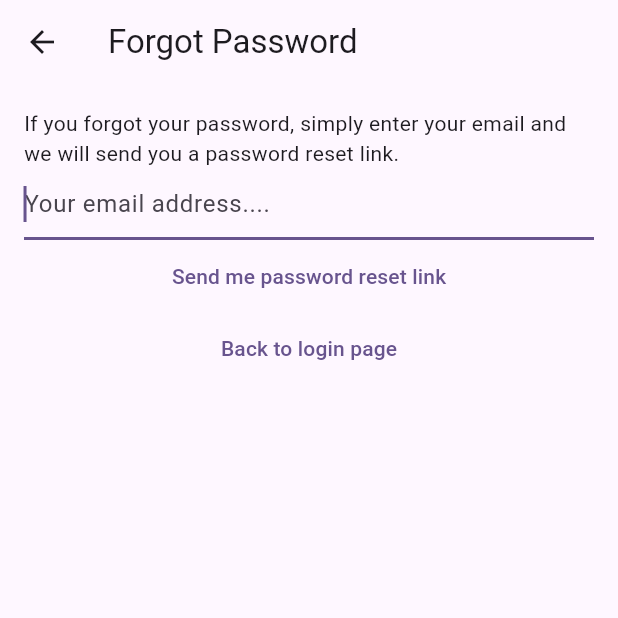
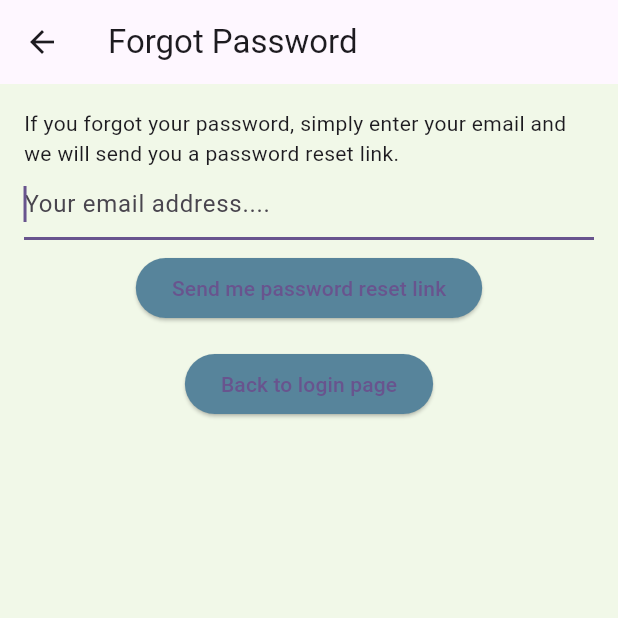
Before and after one commit to NathanTh3Gr3at/ITPV302_Project, a Flutter app: the ForgotPasswordView screen opened directly, on a phone screen of 412 x 824 dp, the top half of it. Run offline on Flutter 3.47's test engine with Material 3 defaults, Android fonts, the light colour scheme and no system bars; our stand-ins replace bloc, equatable, firebase_auth, firebase_core, flutter_bloc, material_design_icons_flutter; accounts and stored records are empty.

Commit message:
Added colors.dart and button_colors.dart and made references to it

```diff
--- a/ThymeToCook/thyme_to_cook/lib/helpers/loading/loading_screen.dart
+++ b/ThymeToCook/thyme_to_cook/lib/helpers/loading/loading_screen.dart
@@ -2,6 +2,7 @@ import 'dart:async';
 
 import 'package:flutter/material.dart';
 import 'package:thyme_to_cook/helpers/loading/loading_screen_controller.dart';
+import 'package:thyme_to_cook/themes/colors/colors.dart';
 
 class LoadingScreen {
   static final LoadingScreen _shared = LoadingScreen._sharedInstance();
@@ -41,7 +42,7 @@ class LoadingScreen {
     final overlay = OverlayEntry(
       builder: (context) {
         return Material(
-          color: Colors.black.withAlpha(150),
+          color: loadingScreenColor.withAlpha(150),
           child: Center(
             child: Container(
               constraints: BoxConstraints(
--- a/ThymeToCook/thyme_to_cook/lib/main.dart
+++ b/ThymeToCook/thyme_to_cook/lib/main.dart
@@ -7,8 +7,6 @@ import 'package:thyme_to_cook/services/auth/bloc/auth_event.dart';
 import 'package:thyme_to_cook/services/auth/bloc/auth_state.dart';
 import 'package:thyme_to_cook/services/auth/firebase_auth_provider.dart';
 import 'package:thyme_to_cook/views/main_navigation.dart';
-import 'package:thyme_to_cook/views/register_login_section/login_view.dart';
-import 'package:thyme_to_cook/views/register_login_section/register_view.dart';
 
 void main() {
   WidgetsFlutterBinding.ensureInitialized();
--- a/ThymeToCook/thyme_to_cook/lib/models/category_model.dart
+++ b/ThymeToCook/thyme_to_cook/lib/models/category_model.dart
@@ -1,4 +1,5 @@
 import 'package:flutter/material.dart';
+import 'package:thyme_to_cook/themes/colors/colors.dart';
 
 class CategoryModel {
   String name;
@@ -15,7 +16,7 @@ class CategoryModel {
 
 static List<CategoryModel> getCategories() {
   // change recomendation box color here
-  const color = Color.fromARGB(255, 176, 255, 197);
+  const color = recTileColor;
   List<CategoryModel> categories = [];
 
     // 5 in placeholder
--- a/ThymeToCook/thyme_to_cook/lib/models/recipe_viewed.dart
+++ b/ThymeToCook/thyme_to_cook/lib/models/recipe_viewed.dart
@@ -1,4 +1,5 @@
 import 'package:flutter/material.dart';
+import 'package:thyme_to_cook/themes/colors/colors.dart';
 
 class ViewedRecipeModel {
   String name;
@@ -17,7 +18,7 @@ class ViewedRecipeModel {
   });
 
   static List <ViewedRecipeModel> getRecipes() {
-    const color = Color.fromARGB(255, 157, 229, 255);
+    const color = recentlyViewedTileColor;
     List <ViewedRecipeModel> recipes = [];
 
     // placeholder logic
--- /dev/null
+++ b/ThymeToCook/thyme_to_cook/lib/themes/colors/button_colors.dart
@@ -0,0 +1,6 @@
+
+import 'package:flutter/material.dart';
+
+const mainButtonColor=Color.fromARGB(255, 87, 132, 155);
+
+const editProfileButton=Color.fromARGB(181, 255, 255, 255);
--- a/ThymeToCook/thyme_to_cook/lib/utilities/dialogs/generic_dialog.dart
+++ b/ThymeToCook/thyme_to_cook/lib/utilities/dialogs/generic_dialog.dart
@@ -1,4 +1,5 @@
 import 'package:flutter/material.dart';
+import 'package:thyme_to_cook/themes/colors/colors.dart';
 
 typedef DialogOptionBuilder<T> = Map<String, T?> Function();
 Future<T?> showGenericDialog<T>({
@@ -12,6 +13,7 @@ Future<T?> showGenericDialog<T>({
     context: context,
     builder: (context) {
       return AlertDialog(
+        backgroundColor: dialogBackground,
         title: Text(title),
         content: Text(content),
         actions: options.keys.map(
--- a/ThymeToCook/thyme_to_cook/lib/views/grocery_list_screen/grocery_list_view.dart
+++ b/ThymeToCook/thyme_to_cook/lib/views/grocery_list_screen/grocery_list_view.dart
@@ -4,6 +4,7 @@ import 'package:thyme_to_cook/enums/menu_action.dart';
 import 'package:thyme_to_cook/navigation/bottom_nav_bar.dart';
 import 'package:thyme_to_cook/services/auth/bloc/auth_bloc.dart';
 import 'package:thyme_to_cook/services/auth/bloc/auth_event.dart';
+import 'package:thyme_to_cook/themes/colors/colors.dart';
 import 'package:thyme_to_cook/utilities/dialogs/logout_dialog.dart';
 import 'package:thyme_to_cook/views/profile_screen/profile_view.dart';
 import 'package:thyme_to_cook/views/settings_screen/settings_view.dart';
@@ -19,7 +20,7 @@ class _GroceryListViewState extends State<GroceryListView> {
   @override
   Widget build(BuildContext context) {
     return Scaffold(
-      backgroundColor: const Color.fromARGB(255, 255, 254, 247),
+      backgroundColor: mainBackground,
       appBar: AppBar(
         title: const Text(
           "Grocery List",
--- a/ThymeToCook/thyme_to_cook/lib/views/meal_planner_screen/meal_panner_view.dart
+++ b/ThymeToCook/thyme_to_cook/lib/views/meal_planner_screen/meal_panner_view.dart
@@ -4,6 +4,7 @@ import 'package:thyme_to_cook/enums/menu_action.dart';
 import 'package:thyme_to_cook/navigation/bottom_nav_bar.dart';
 import 'package:thyme_to_cook/services/auth/bloc/auth_bloc.dart';
 import 'package:thyme_to_cook/services/auth/bloc/auth_event.dart';
+import 'package:thyme_to_cook/themes/colors/colors.dart';
 import 'package:thyme_to_cook/utilities/dialogs/logout_dialog.dart';
 import 'package:thyme_to_cook/views/profile_screen/profile_view.dart';
 import 'package:thyme_to_cook/views/settings_screen/settings_view.dart';
@@ -19,7 +20,7 @@ class _MealPannerViewState extends State<MealPannerView> {
   @override
   Widget build(BuildContext context) {
     return Scaffold(
-      backgroundColor: const Color.fromARGB(255, 255, 254, 247),
+      backgroundColor: mainBackground,
       appBar: AppBar(
         title: const Text(
           "Meal Planner",
--- a/ThymeToCook/thyme_to_cook/lib/views/register_login_section/forgot_password_view.dart
+++ b/ThymeToCook/thyme_to_cook/lib/views/register_login_section/forgot_password_view.dart
@@ -3,6 +3,8 @@ import 'package:flutter_bloc/flutter_bloc.dart';
 import 'package:thyme_to_cook/services/auth/bloc/auth_bloc.dart';
 import 'package:thyme_to_cook/services/auth/bloc/auth_event.dart';
 import 'package:thyme_to_cook/services/auth/bloc/auth_state.dart';
+import 'package:thyme_to_cook/themes/colors/button_colors.dart';
+import 'package:thyme_to_cook/themes/colors/colors.dart';
 import 'package:thyme_to_cook/utilities/dialogs/error_dialog.dart';
 import 'package:thyme_to_cook/utilities/dialogs/password_reset_dialog.dart';
 
@@ -43,6 +45,7 @@ class _ForgotPasswordViewState extends State<ForgotPasswordView> {
         }
       },
       child: Scaffold(
+        backgroundColor: mainBackground,
         appBar: AppBar(
           title: const Text('Forgot Password'),
         ),
@@ -61,22 +64,40 @@ class _ForgotPasswordViewState extends State<ForgotPasswordView> {
                   hintText: 'Your email address....',
                 ),
               ),
-              TextButton(
+              Padding(
+                padding: const EdgeInsets.all(8.0),
+                child: ElevatedButton(
                   onPressed: () {
                     final email = _controller.text;
                     context
                         .read<AuthBloc>()
                         .add(AuthEventForgotPassword(email: email));
                   },
+                  style: ElevatedButton.styleFrom(
+                    backgroundColor: mainButtonColor,
+                    shape: RoundedRectangleBorder(
+                      borderRadius: BorderRadius.circular(20),
+                    ),
+                  ),
                   child: const Text('Send me password reset link'),
                 ),
-              TextButton(
+              ),
+              Padding(
+                padding: const EdgeInsets.all(8.0),
+                child: ElevatedButton(
                   onPressed: () {
                     context.read<AuthBloc>().add(
                           const AuthEventLogOut(),
                         );
                   },
+                  style: ElevatedButton.styleFrom(
+                    backgroundColor: mainButtonColor,
+                    shape: RoundedRectangleBorder(
+                      borderRadius: BorderRadius.circular(20),
+                    ),
+                  ),
                   child: const Text('Back to login page'),
+                ),
               ),
             ],
           ),
--- a/ThymeToCook/thyme_to_cook/lib/views/save_screen/save_view.dart
+++ b/ThymeToCook/thyme_to_cook/lib/views/save_screen/save_view.dart
@@ -1,5 +1,6 @@
 import 'package:flutter/material.dart';
 import 'package:thyme_to_cook/navigation/bottom_nav_bar.dart';
+import 'package:thyme_to_cook/themes/colors/colors.dart';
 
 class SaveView extends StatefulWidget {
   const SaveView({super.key});
@@ -13,6 +14,7 @@ class _SaveViewState extends State<SaveView> {
   Widget build(BuildContext context) {
     return Scaffold(
       appBar: AppBar(
+        backgroundColor: mainBackground,
           title: const Text(
         "Saved Recipes",
         style: TextStyle(
--- a/ThymeToCook/thyme_to_cook/lib/views/search_screen/search_view.dart
+++ b/ThymeToCook/thyme_to_cook/lib/views/search_screen/search_view.dart
@@ -1,5 +1,6 @@
 import 'package:flutter/material.dart';
 import 'package:thyme_to_cook/navigation/bottom_nav_bar.dart';
+import 'package:thyme_to_cook/themes/colors/colors.dart';
 
 class SearchView extends StatefulWidget {
   const SearchView({super.key});
@@ -12,7 +13,7 @@ class _SearchViewState extends State<SearchView> {
   @override
   Widget build(BuildContext context) {
     return Scaffold(
-      backgroundColor: const Color.fromARGB(255, 255, 254, 247),
+      backgroundColor: mainBackground,
       appBar: AppBar(
         title: const Text(
           "Search",
--- a/ThymeToCook/thyme_to_cook/lib/views/settings_screen/settings_view.dart
+++ b/ThymeToCook/thyme_to_cook/lib/views/settings_screen/settings_view.dart
@@ -4,6 +4,7 @@ import 'package:thyme_to_cook/enums/menu_action.dart';
 import 'package:thyme_to_cook/navigation/bottom_nav_bar.dart';
 import 'package:thyme_to_cook/services/auth/bloc/auth_bloc.dart';
 import 'package:thyme_to_cook/services/auth/bloc/auth_event.dart';
+import 'package:thyme_to_cook/themes/colors/colors.dart';
 import 'package:thyme_to_cook/utilities/dialogs/logout_dialog.dart';
 import 'package:thyme_to_cook/views/profile_screen/profile_view.dart';
 
@@ -14,7 +15,7 @@ class SettingsView extends StatelessWidget {
   @override
   Widget build(BuildContext context) {
     return Scaffold(
-      backgroundColor: const Color.fromARGB(255, 255, 254, 247),
+      backgroundColor: mainBackground,
       appBar: AppBar(
         title: const Text("Settings"),
         actions: [
--- a/ThymeToCook/thyme_to_cook/pubspec.yaml
+++ b/ThymeToCook/thyme_to_cook/pubspec.yaml
@@ -45,6 +45,7 @@ dependencies:
   material_design_icons_flutter: ^7.0.7296
   carousel_slider: ^5.0.0
   share_plus: ^10.0.2
+  hexcolor: ^3.0.1
 
 dev_dependencies:
   flutter_test:
```
Also changed, not shown: ThymeToCook/thyme_to_cook/lib/themes/colors/colors.dart (added, +31 -0 lines), ThymeToCook/thyme_to_cook/lib/views/home_screen/home_view.dart (+5 -8 lines), ThymeToCook/thyme_to_cook/lib/views/profile_screen/profile_view.dart (+30 -29 lines), ThymeToCook/thyme_to_cook/lib/views/register_login_section/login_view.dart (+5 -2 lines), ThymeToCook/thyme_to_cook/lib/views/register_login_section/register_view.dart (+5 -3 lines), ThymeToCook/thyme_to_cook/lib/views/register_login_section/verify_email_view.dart (+22 -6 lines), ThymeToCook/thyme_to_cook/pubspec.lock. Lines whose indentation alone changed are shown as unchanged.
